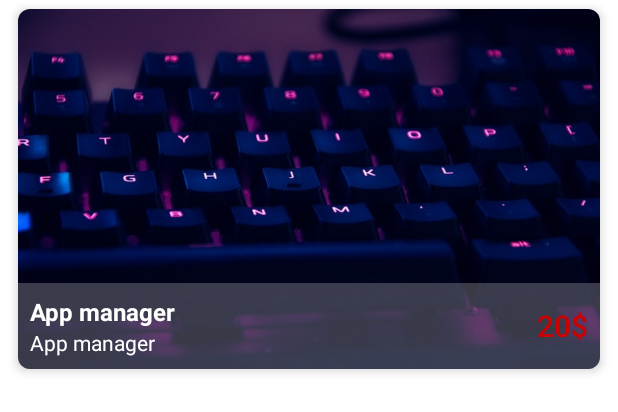
After one commit to FirstVoyager/Android-development-with-example, an Android app: the layout item_project.xml on its own in the app's theme, with its tools: preview values and no code run, on a phone screen of 412 x 824 dp. The commit adds this screen. Shown: the top 412 px of the screen. Run offline under Robolectric (Android 15) with nearby library versions, the phone set to English and light mode, and no system bars.

Commit message:
Add Image effects

```diff
--- a/app/src/main/java/limitless/android/androiddevelopment/Activity/Basic/SMSReceiverActivity.java
+++ b/app/src/main/java/limitless/android/androiddevelopment/Activity/Basic/SMSReceiverActivity.java
@@ -28,7 +28,7 @@ public class SMSReceiverActivity extends BaseActivity {
         super.onCreate(savedInstanceState);
         setContentView(R.layout.activity_smsreceiver);
         init();
-        Tools.serviceIsRunnig(this, SMSReceiverActivity.class);
+        Tools.serviceIsRunning(this, SMSReceiverActivity.class);
     }
 
     private void init() {
--- a/app/src/main/java/limitless/android/androiddevelopment/Activity/Basic/ServiceActivity.java
+++ b/app/src/main/java/limitless/android/androiddevelopment/Activity/Basic/ServiceActivity.java
@@ -51,7 +51,7 @@ public class ServiceActivity extends BaseActivity implements View.OnClickListene
         findViewById(R.id.button_start).setOnClickListener(this);
         findViewById(R.id.button_stop).setOnClickListener(this);
 
-        if (Tools.serviceIsRunnig(this, SimpleService.class))
+        if (Tools.serviceIsRunning(this, SimpleService.class))
             tvStatus.setText(getString(R.string.text_service_is_running));
         else
             tvStatus.setText(getString(R.string.text_service_is_stopping));
@@ -60,13 +60,13 @@ public class ServiceActivity extends BaseActivity implements View.OnClickListene
     @Override
     public void onClick(View v) {
         if (v.getId() == R.id.button_stop){
-            if (! Tools.serviceIsRunnig(this, SimpleService.class))
+            if (! Tools.serviceIsRunning(this, SimpleService.class))
                 return;
             Intent intent = new Intent(this, SimpleService.class);
             stopService(intent);
             tvStatus.setText(getString(R.string.text_service_is_stopping));
         }else if (v.getId() == R.id.button_start){
-            if (Tools.serviceIsRunnig(this, SimpleService.class))
+            if (Tools.serviceIsRunning(this, SimpleService.class))
                 return;
             Intent intent = new Intent(this, SimpleService.class);
             startService(intent);
--- a/app/src/main/java/limitless/android/androiddevelopment/Activity/Basic/SimpleImageDownloaderActivity.java
+++ b/app/src/main/java/limitless/android/androiddevelopment/Activity/Basic/SimpleImageDownloaderActivity.java
@@ -69,7 +69,7 @@ public class SimpleImageDownloaderActivity extends BaseActivity implements View.
         if (view.getId() == R.id.button_cancel){
             stopService();
         }else if (view.getId() == R.id.button_download){
-            if (Tools.serviceIsRunnig(this, SimpleImageDownloaderService.class)){
+            if (Tools.serviceIsRunning(this, SimpleImageDownloaderService.class)){
                 stopService(new Intent(this, SimpleImageDownloaderService.class));
             }
             if (Tools.isEmpty(etUrl.getText().toString())){
@@ -94,7 +94,7 @@ public class SimpleImageDownloaderActivity extends BaseActivity implements View.
         findViewById(R.id.button_cancel).setOnClickListener(this);
         btnDownload.setOnClickListener(this);
 
-        if (Tools.serviceIsRunnig(this, SimpleImageDownloaderService.class)){
+        if (Tools.serviceIsRunning(this, SimpleImageDownloaderService.class)){
             pb.setVisibility(View.VISIBLE);
             btnDownload.setVisibility(View.INVISIBLE);
         }
--- a/app/src/main/java/limitless/android/androiddevelopment/Adapter/AdapterExpand.java
+++ b/app/src/main/java/limitless/android/androiddevelopment/Adapter/AdapterExpand.java
@@ -67,7 +67,9 @@ public class AdapterExpand extends RecyclerView.Adapter<AdapterExpand.ExpandView
         @Override
         public void onClick(View v) {
             if (v.getId() == R.id.linearLayout){
-                Tools.startActivity(context, new Intent(context, innerModels.get(getAdapterPosition()).aClass1));
+                Intent intent = new Intent(context, innerModels.get(getAdapterPosition()).aClass1);
+                intent.putExtra(Intent.EXTRA_TEXT, getAdapterPosition());
+                Tools.startActivity(context, intent);
             }
         }
     }
--- /dev/null
+++ b/app/src/main/res/layout/item_project.xml
@@ -0,0 +1,82 @@
+<?xml version="1.0" encoding="utf-8"?>
+<androidx.cardview.widget.CardView
+    android:id="@+id/cardView_project"
+    android:layout_width="match_parent"
+    android:layout_height="240dp"
+    xmlns:app="http://schemas.android.com/apk/res-auto"
+    app:cardCornerRadius="8dp"
+    android:layout_marginStart="12dp"
+    android:layout_marginEnd="12dp"
+    android:layout_marginTop="6dp"
+    android:layout_marginBottom="6dp"
+    app:cardElevation="4dp"
+    xmlns:android="http://schemas.android.com/apk/res/android">
+
+    <FrameLayout
+        android:background="?attr/selectableItemBackground"
+        android:layout_width="match_parent"
+        android:layout_height="match_parent">
+
+        <androidx.appcompat.widget.AppCompatImageView
+            android:id="@+id/imageView_background"
+            android:layout_width="match_parent"
+            android:layout_height="match_parent"
+            android:src="@drawable/image_code_header"
+            android:scaleType="centerCrop"/>
+
+        <LinearLayout
+            android:gravity="center_vertical"
+            android:paddingStart="8dp"
+            android:paddingEnd="8dp"
+            android:paddingTop="8dp"
+            android:paddingBottom="8dp"
+            android:layout_width="match_parent"
+            android:layout_height="wrap_content"
+            android:orientation="horizontal"
+            android:layout_gravity="bottom"
+            android:background="#39FFFFFF">
+
+            <LinearLayout
+                android:layout_width="0dp"
+                android:layout_height="wrap_content"
+                android:layout_weight="1"
+                android:orientation="vertical">
+
+                <com.google.android.material.textview.MaterialTextView
+                    android:id="@+id/textView_title"
+                    android:textColor="@android:color/white"
+                    android:layout_width="wrap_content"
+                    android:layout_height="wrap_content"
+                    android:text="@string/app_manager"
+                    android:textSize="16sp"
+                    android:textStyle="bold"
+                    android:lines="1"
+                    android:singleLine="true"/>
+
+                <com.google.android.material.textview.MaterialTextView
+                    android:id="@+id/textView_caption"
+                    android:textColor="@android:color/white"
+                    android:textSize="14sp"
+                    android:layout_width="wrap_content"
+                    android:layout_height="wrap_content"
+                    android:text="@string/app_manager"
+                    style="@style/TextAppearance.AppCompat.Medium"
+                    android:lines="1"
+                    android:singleLine="true"/>
+
+            </LinearLayout>
+
+            <com.google.android.material.textview.MaterialTextView
+                android:id="@+id/textView_price"
+                android:layout_width="wrap_content"
+                android:layout_height="wrap_content"
+                android:text="20$"
+                style="@style/TextAppearance.AppCompat.Title"
+                android:textColor="@android:color/holo_red_dark"/>
+
+        </LinearLayout>
+
+
+    </FrameLayout>
+
+</androidx.cardview.widget.CardView>
```
Also changed, not shown: app/src/main/AndroidManifest.xml (+6 -3 lines), app/src/main/java/limitless/android/androiddevelopment/Activity/CodeMore/ImageEffectsActivity.java (added, +221 -0 lines), app/src/main/java/limitless/android/androiddevelopment/Activity/MainActivity.java (+8 -4 lines), app/src/main/java/limitless/android/androiddevelopment/Adapter/ProjectAdapter.java (added, +80 -0 lines), app/src/main/java/limitless/android/androiddevelopment/Data/MainData.java (+30 -2 lines), app/src/main/java/limitless/android/androiddevelopment/Fragment/ProjectsFragment.java (+8 -0 lines), app/src/main/java/limitless/android/androiddevelopment/Model/ProjectModel.java (added, +21 -0 lines), app/src/main/java/limitless/android/androiddevelopment/Other/Tools.java (+78 -10 lines), app/src/main/res/layout/activity_image_effects.xml (added, +61 -0 lines), app/src/main/res/values/strings.xml (+9 -0 lines).
